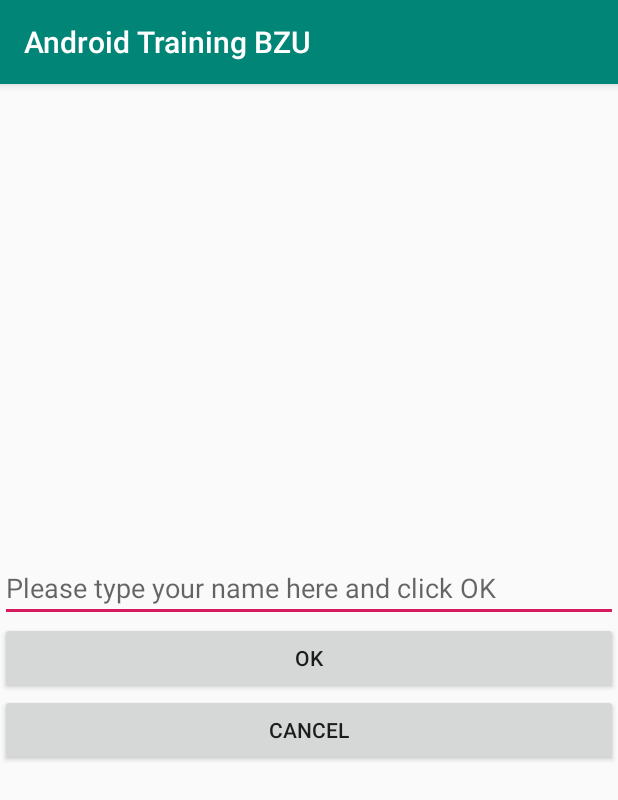
After one commit to abuhmead1987/AndroidTrainingBZU, an Android app: the NameActivity screen opened directly, with no data from a screen before it, on a phone screen of 412 x 824 dp. The commit adds this screen. Shown: the top 800 px of the screen. Run offline under Robolectric (Android 15) with nearby library versions, the phone set to English and light mode, and no system bars.

Commit message:
Activity Lifecycle

```diff
--- a/app/src/main/AndroidManifest.xml
+++ b/app/src/main/AndroidManifest.xml
@@ -9,7 +9,9 @@
         android:roundIcon="@mipmap/ic_launcher_round"
         android:supportsRtl="true"
         android:theme="@style/AppTheme">
-        <activity android:name=".ActivityLifcycle"></activity>
+        <activity android:name=".NameActivity"></activity>
+        <activity android:name=".ForResultsActivity" />
+        <activity android:name=".ActivityLifcycle" />
         <activity android:name=".LifeCycleOfActivity" />
         <activity android:name=".LongTextActivity" />
         <activity android:name=".MainActivity">
--- a/app/src/main/java/com/examples/android/androidtrainingbzu/MainActivity.java
+++ b/app/src/main/java/com/examples/android/androidtrainingbzu/MainActivity.java
@@ -21,6 +21,9 @@ public class MainActivity extends AppCompatActivity {
             case R.id.btn_startLifecycleActivity:
                 startActivity(new Intent(this,ActivityLifcycle.class));//startActivity(new Intent(this,LifecycleOfActivity.class));
                 break;
+            case R.id.btn_startActivityResul:
+                startActivity(new Intent(this,ForResultsActivity.class));//startActivity(new Intent(this,LifecycleOfActivity.class));
+                break;
 
         }
     }
--- /dev/null
+++ b/app/src/main/java/com/examples/android/androidtrainingbzu/NameActivity.java
@@ -0,0 +1,31 @@
+package com.examples.android.androidtrainingbzu;
+
+import android.content.Intent;
+import android.support.v7.app.AppCompatActivity;
+import android.os.Bundle;
+import android.view.View;
+import android.widget.EditText;
+
+public class NameActivity extends AppCompatActivity {
+
+    @Override
+    protected void onCreate(Bundle savedInstanceState) {
+        super.onCreate(savedInstanceState);
+        setContentView(R.layout.activity_name);
+    }
+
+    public void finishActivity(View view) {
+        Intent i=new Intent();
+        i.putExtra("user_name",((EditText)findViewById(R.id.edt_name)).getText().toString());
+        //finishActivity(RESULT_OK);
+        setResult(RESULT_OK,i);
+        finish();
+    }
+
+    public void cancelActivity(View view) {
+        Intent i=new Intent();
+        setResult(RESULT_CANCELED,i);
+        finish();
+    }
+
+}
--- /dev/null
+++ b/app/src/main/res/layout/activity_name.xml
@@ -0,0 +1,31 @@
+<?xml version="1.0" encoding="utf-8"?>
+<LinearLayout xmlns:android="http://schemas.android.com/apk/res/android"
+    xmlns:app="http://schemas.android.com/apk/res-auto"
+    xmlns:tools="http://schemas.android.com/tools"
+    android:layout_width="match_parent"
+    android:layout_height="match_parent"
+    tools:context=".NameActivity"
+    android:orientation="vertical"
+    android:gravity="center">
+
+    <EditText
+        android:id="@+id/edt_name"
+        android:layout_width="match_parent"
+        android:layout_height="wrap_content"
+        android:ems="10"
+        android:inputType="textPersonName"
+        android:hint="Please type your name here and click OK"/>
+
+    <Button
+        android:id="@+id/btn_ok"
+        android:layout_width="match_parent"
+        android:layout_height="wrap_content"
+        android:text="OK"
+        android:onClick="finishActivity"/>
+    <Button
+        android:id="@+id/btn_cancel"
+        android:layout_width="match_parent"
+        android:layout_height="wrap_content"
+        android:text="Cancel"
+        android:onClick="cancelActivity"/>
+</LinearLayout>
```
Also changed, not shown: app/src/main/java/com/examples/android/androidtrainingbzu/ForResultsActivity.java (added, +34 -0 lines), app/src/main/res/layout/activity_for_results.xml (added, +23 -0 lines), app/src/main/res/layout/activity_main.xml (+10 -0 lines).
